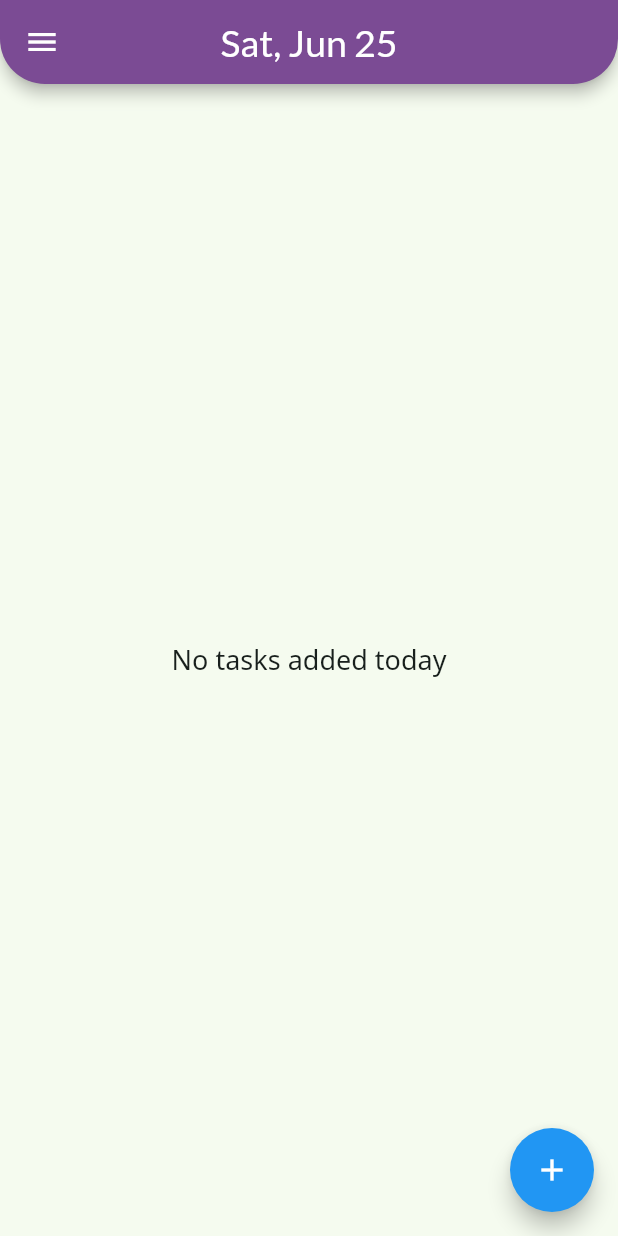
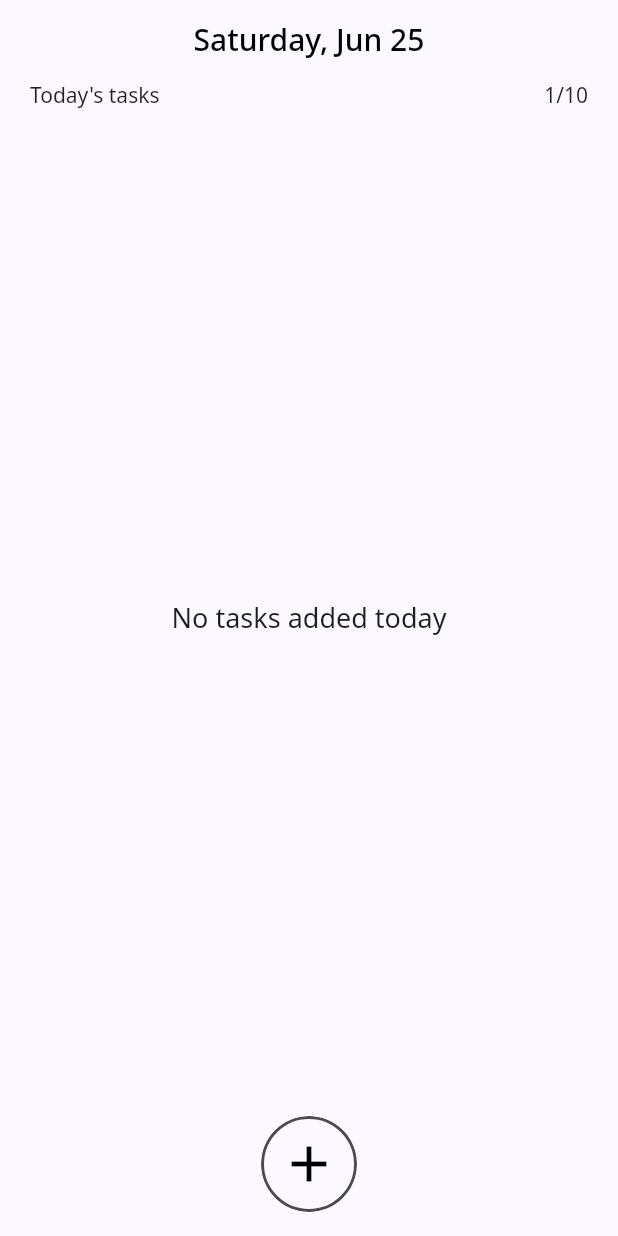
Before and after one commit to abhishek459/productivity, a Flutter app: the screen it shows after launch, on a phone screen of 412 x 824 dp. Run offline on Flutter 3.47's test engine with Material 2 defaults, Android fonts, the phone set to English and light mode, and no system bars; our stand-ins replace google_fonts, sqflite; accounts and stored records are empty.

Commit message:
Lots of UI changes and improvements

```diff
--- a/lib/assets/theme/light_theme.dart
+++ b/lib/assets/theme/light_theme.dart
@@ -3,26 +3,16 @@ import 'package:google_fonts/google_fonts.dart';
 
 ThemeData lightTheme() {
   const Color foregroundColor = Color.fromRGBO(24, 31, 28, 1);
-  const Color backgroundColor = Color.fromRGBO(245, 251, 239, 1);
+  const Color backgroundColor = Color.fromRGBO(251, 249, 255, 1);
   return ThemeData(
     pageTransitionsTheme: const PageTransitionsTheme(builders: {
       TargetPlatform.android: CupertinoPageTransitionsBuilder(),
     }),
-    appBarTheme: AppBarTheme(
-      titleTextStyle: GoogleFonts.lato(fontSize: 25),
-      backgroundColor: const Color.fromRGBO(123, 75, 148, 1),
+    appBarTheme: const AppBarTheme(
+      elevation: 0,
+      backgroundColor: Color.fromRGBO(123, 75, 148, 1),
     ),
     scaffoldBackgroundColor: backgroundColor,
-    cardTheme: CardTheme(
-      color: backgroundColor,
-      elevation: 5,
-      shape: RoundedRectangleBorder(
-        borderRadius: BorderRadius.circular(15),
-      ),
-    ),
-    listTileTheme: const ListTileThemeData(
-      textColor: foregroundColor,
-    ),
     inputDecorationTheme: InputDecorationTheme(
       fillColor: Colors.white,
       hintStyle: const TextStyle(color: foregroundColor),
--- a/lib/main.dart
+++ b/lib/main.dart
@@ -1,7 +1,7 @@
 import 'package:flutter/material.dart';
 import 'package:provider/provider.dart';
 
-import './assets/theme/dark_theme.dart';
+// import './assets/theme/dark_theme.dart';
 import './assets/theme/light_theme.dart';
 import './providers/task_provider.dart';
 import './screens/home/main.dart';
--- a/lib/screens/home/main.dart
+++ b/lib/screens/home/main.dart
@@ -1,7 +1,10 @@
+import 'dart:ui';
+
 import 'package:flutter/material.dart';
 import 'package:intl/intl.dart';
 
-import '../../widgets/custom_scaffold.dart';
+import '../../widgets/glassmorphic_cover.dart';
+import '../../widgets/notosans_text.dart';
 import './todays_task_list.dart';
 import 'task-input/task_input_form.dart';
 
@@ -10,16 +13,76 @@ class HomeScreen extends StatelessWidget {
 
   @override
   Widget build(BuildContext context) {
-    return MyScaffold(
-      appBarTitle: DateFormat('EEE, MMM d').format(DateTime.now()),
+    return Scaffold(
+      extendBodyBehindAppBar: true,
+      appBar: PreferredSize(
+        preferredSize:
+            Size.fromHeight(MediaQuery.of(context).size.height * 0.1),
+        child: GlassMorphicEffect(
+          child: AppBar(
+            bottom: PreferredSize(
+              preferredSize: const Size.fromHeight(0),
+              child: Padding(
+                padding: const EdgeInsets.only(left: 20, right: 20, bottom: 10),
+                child: Row(
+                  mainAxisAlignment: MainAxisAlignment.spaceBetween,
+                  children: const [
+                    NotoSansText(text: 'Today\'s tasks'),
+                    NotoSansText(text: '1/10')
+                  ],
+                ),
+              ),
+            ),
+            foregroundColor: Colors.black,
+            backgroundColor: Colors.transparent,
+            title: NotoSansText(
+              text: DateFormat('EEEE, MMM d').format(DateTime.now()),
+            ),
+            centerTitle: true,
+          ),
+        ),
+      ),
       body: const TodaysTasksList(),
-      floatingActionButton: FloatingActionButton(
-        child: const Icon(Icons.add),
-        onPressed: () => showModalBottomSheet(
+      floatingActionButton: InkWell(
+        customBorder: const CircleBorder(),
+        onTap: () => showModalBottomSheet(
           isScrollControlled: true,
           context: context,
           builder: (context) => const TaskInputForm(),
         ),
+        child: CircularGlassMorphicEffect(
+          child: Container(
+            decoration: BoxDecoration(
+              borderRadius: BorderRadius.circular(100),
+              border:
+                  Border.all(color: Colors.black.withOpacity(0.7), width: 2),
+              color: Colors.transparent,
+            ),
+            child: const CircleAvatar(
+              backgroundColor: Colors.transparent,
+              radius: 30,
+              child: Icon(Icons.add, size: 40, color: Colors.black),
+            ),
+          ),
+        ),
+      ),
+      floatingActionButtonLocation: FloatingActionButtonLocation.centerFloat,
+    );
+  }
+}
+
+class CircularGlassMorphicEffect extends StatelessWidget {
+  final Widget child;
+  const CircularGlassMorphicEffect({Key? key, required this.child})
+      : super(key: key);
+
+  @override
+  Widget build(BuildContext context) {
+    return ClipRRect(
+      borderRadius: BorderRadius.circular(100),
+      child: BackdropFilter(
+        filter: ImageFilter.blur(sigmaX: 10, sigmaY: 10),
+        child: child,
       ),
     );
   }
--- a/lib/screens/home/services/task_input_methods.dart
+++ b/lib/screens/home/services/task_input_methods.dart
@@ -25,6 +25,7 @@ class TaskMethods {
     taskItem.markTaskAsComplete();
     ScaffoldMessenger.of(context).showSnackBar(
       SnackBar(
+        duration: const Duration(seconds: 2),
         content: Text(cheerMeUp[Random().nextInt(cheerMeUp.length)]),
       ),
     );
--- a/lib/screens/home/task-input/deadline_setter.dart
+++ b/lib/screens/home/task-input/deadline_setter.dart
@@ -34,9 +34,11 @@ class _DeadlineSetterState extends State<DeadlineSetter> {
   }
 
   void pickTime() async {
+    final int hour = DateTime.now().hour + 1;
+    final int minute = DateTime.now().minute;
     await showTimePicker(
       context: context,
-      initialTime: selectedTime ?? const TimeOfDay(hour: 00, minute: 00),
+      initialTime: selectedTime ?? TimeOfDay(hour: hour, minute: minute),
     ).then((value) {
       if (value != null) {
         setState(() {
--- a/lib/screens/home/task-input/task_text_field.dart
+++ b/lib/screens/home/task-input/task_text_field.dart
@@ -13,6 +13,7 @@ class TaskInputField extends StatelessWidget {
   @override
   Widget build(BuildContext context) {
     return TextField(
+      autofocus: true,
       decoration: InputDecoration(
         hintText: hintText,
         counterText: "",
--- a/lib/widgets/custom_scaffold.dart
+++ /dev/null
@@ -1,37 +0,0 @@
-import 'package:flutter/material.dart';
-
-import './main_drawer.dart';
-
-class MyScaffold extends StatelessWidget {
-  final String appBarTitle;
-  final Widget body;
-  final Widget? floatingActionButton;
-  const MyScaffold({
-    Key? key,
-    required this.appBarTitle,
-    required this.body,
-    this.floatingActionButton,
-  }) : super(key: key);
-
-  @override
-  Widget build(BuildContext context) {
-    return Scaffold(
-      appBar: AppBar(
-        title: Text(appBarTitle),
-        centerTitle: true,
-        shape: const RoundedRectangleBorder(
-          borderRadius: BorderRadius.only(
-            bottomLeft: Radius.circular(30),
-            bottomRight: Radius.circular(30),
-          ),
-        ),
-      ),
-      drawer: const MainDrawer(),
-      body: Padding(
-        padding: const EdgeInsets.all(15),
-        child: body,
-      ),
-      floatingActionButton: floatingActionButton,
-    );
-  }
-}
--- /dev/null
+++ b/lib/widgets/glassmorphic_cover.dart
@@ -0,0 +1,21 @@
+import 'dart:ui';
+
+import 'package:flutter/material.dart';
+
+class GlassMorphicEffect extends StatelessWidget {
+  final Widget child;
+  const GlassMorphicEffect({Key? key, required this.child}) : super(key: key);
+
+  @override
+  Widget build(BuildContext context) {
+    return ClipRRect(
+      child: BackdropFilter(
+        filter: ImageFilter.blur(
+          sigmaX: 10,
+          sigmaY: 10,
+        ),
+        child: child,
+      ),
+    );
+  }
+}
--- /dev/null
+++ b/lib/widgets/notosans_text.dart
@@ -0,0 +1,34 @@
+import 'package:flutter/material.dart';
+import 'package:google_fonts/google_fonts.dart';
+
+class NotoSansText extends StatelessWidget {
+  final String text;
+  final Color? color;
+  final double? fontSize;
+  final bool overflow;
+  final bool lineThrough;
+  final bool lightFont;
+  const NotoSansText({
+    Key? key,
+    required this.text,
+    this.color,
+    this.fontSize,
+    this.overflow = false,
+    this.lineThrough = false,
+    this.lightFont = false,
+  }) : super(key: key);
+
+  @override
+  Widget build(BuildContext context) {
+    return Text(
+      text,
+      style: GoogleFonts.notoSans(
+        color: color,
+        fontSize: fontSize,
+        decoration: lineThrough ? TextDecoration.lineThrough : null,
+        fontWeight: lightFont ? FontWeight.w300 : null,
+      ),
+      overflow: overflow ? TextOverflow.ellipsis : null,
+    );
+  }
+}
```
Also changed, not shown: lib/screens/home/task-input/task_input_form.dart (+24 -11 lines), lib/screens/home/task_layout.dart (added, +49 -0 lines), lib/screens/home/todays_task_list.dart (+27 -59 lines), lib/screens/tasks/all_tasks_list.dart (+4 -3 lines).
